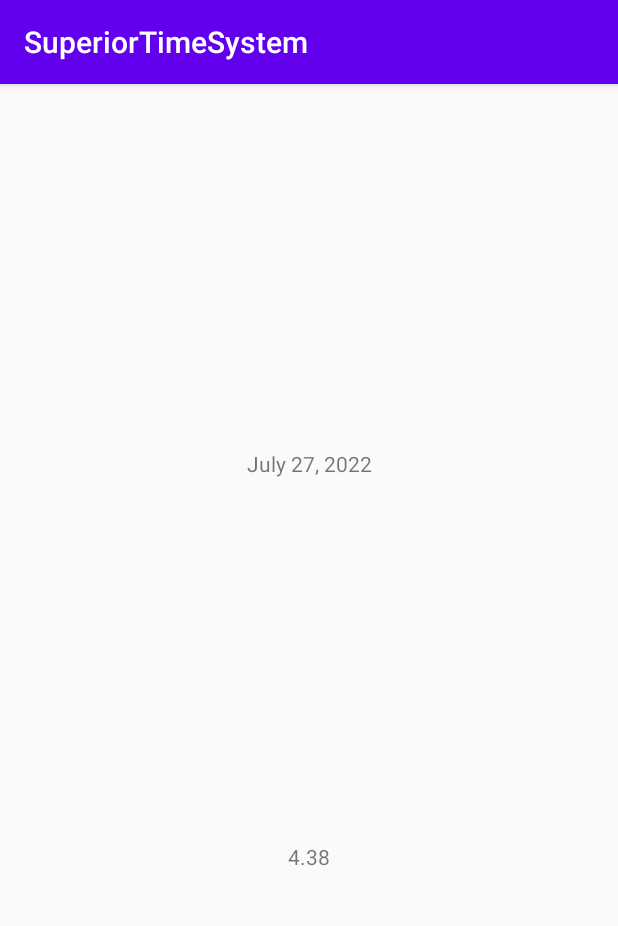
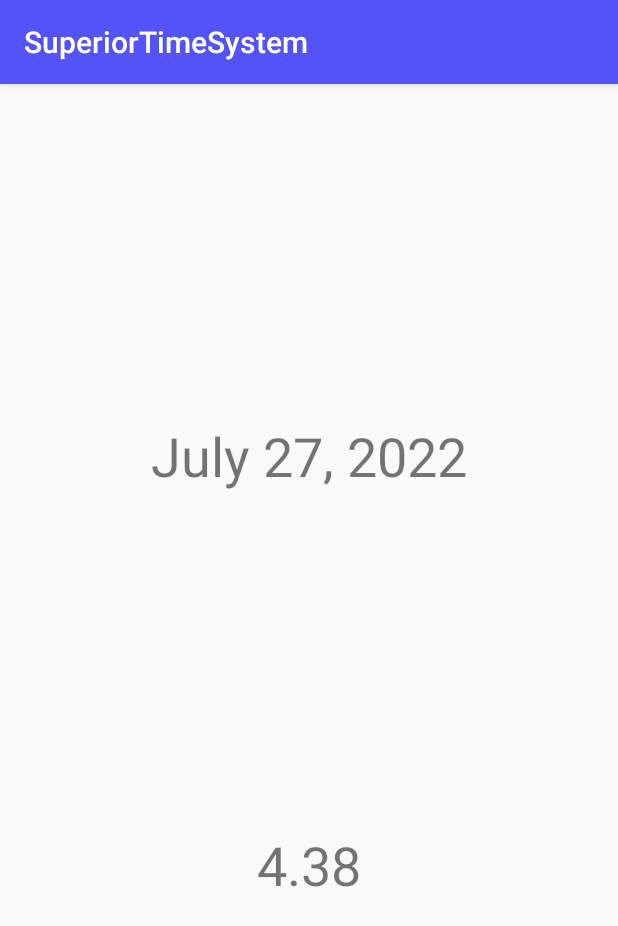
Before and after one commit to vivian-dai/SuperiorTimeSystem, an Android app: the screen it shows after launch (MainActivity), on a phone screen of 412 x 824 dp. Shown: the top 926 px of the screen. Run offline under Robolectric (Android 15) with nearby library versions, the phone set to English and light mode, and no system bars.

Commit message:
theme attempt

```diff
--- a/app/src/main/AndroidManifest.xml
+++ b/app/src/main/AndroidManifest.xml
@@ -19,7 +19,9 @@
                 android:resource="@xml/decimal_time_info" />
         </receiver>
 
-        <activity android:name=".MainActivity">
+        <activity
+            android:name=".MainActivity"
+            android:configChanges="uiMode">
             <intent-filter>
                 <action android:name="android.intent.action.MAIN" />
 
--- a/app/src/main/java/com/example/superiortimesystem/MainActivity.kt
+++ b/app/src/main/java/com/example/superiortimesystem/MainActivity.kt
@@ -1,5 +1,6 @@
 package com.example.superiortimesystem
 
+import android.content.res.Configuration
 import android.os.Bundle
 import android.widget.TextView
 import androidx.appcompat.app.AppCompatActivity
@@ -7,8 +8,8 @@ import com.example.superiortimesystem.datetime.DateTime
 
 class MainActivity : AppCompatActivity() {
     override fun onCreate(savedInstanceState: Bundle?) {
-        super.onCreate(savedInstanceState)
-        setContentView(R.layout.activity_main)
+        super.onCreate(savedInstanceState);
+        setContentView(R.layout.activity_main);
         val dateText: TextView = findViewById(R.id.date) as TextView;
         val timeText: TextView = findViewById(R.id.time) as TextView;
         val updateTime: Thread = object : Thread() {
--- a/app/src/main/res/layout/activity_main.xml
+++ b/app/src/main/res/layout/activity_main.xml
@@ -13,7 +13,8 @@
         app:layout_constraintBottom_toTopOf="@id/time"
         app:layout_constraintLeft_toLeftOf="parent"
         app:layout_constraintRight_toRightOf="parent"
-        app:layout_constraintTop_toTopOf="parent" />
+        app:layout_constraintTop_toTopOf="parent"
+        android:textSize="36dp"/>
     <TextView
         android:layout_width="wrap_content"
         android:layout_height="wrap_content"
@@ -21,7 +22,8 @@
         app:layout_constraintBottom_toBottomOf="parent"
         app:layout_constraintLeft_toLeftOf="parent"
         app:layout_constraintRight_toRightOf="parent"
-        app:layout_constraintTop_toBottomOf="@id/date" />
+        app:layout_constraintTop_toBottomOf="@id/date"
+        android:textSize="36dp"/>
 
 
 </androidx.constraintlayout.widget.ConstraintLayout>
--- /dev/null
+++ b/app/src/main/res/values/attrs.xml
@@ -0,0 +1,5 @@
+<?xml version="1.0" encoding="utf-8"?>
+<resources>
+    <attr name="bkg" format="color"></attr>
+    <attr name="text" format="color"></attr>
+</resources>
--- a/app/src/main/res/values/colors.xml
+++ b/app/src/main/res/values/colors.xml
@@ -1,6 +1,7 @@
 <?xml version="1.0" encoding="utf-8"?>
 <resources>
-    <color name="colorPrimary">#6200EE</color>
-    <color name="colorPrimaryDark">#3700B3</color>
-    <color name="colorAccent">#03DAC5</color>
+    <color name="navyBlue">#180051</color>
+    <color name="blue">#5353F8</color>
+    <color name="pastelBlue">#8BD8FB</color>
+    <color name="grey">#AAA</color>
 </resources>
--- a/app/src/main/res/values/styles.xml
+++ b/app/src/main/res/values/styles.xml
@@ -1,10 +1,21 @@
 <resources>
-    <!-- Base application theme. -->
-    <style name="AppTheme" parent="Theme.AppCompat.Light.DarkActionBar">
-        <!-- Customize your theme here. -->
-        <item name="colorPrimary">@color/colorPrimary</item>
-        <item name="colorPrimaryDark">@color/colorPrimaryDark</item>
-        <item name="colorAccent">@color/colorAccent</item>
+
+    <!-- Theme -->
+    <style name="AppTheme" parent="Theme.AppCompat.DayNight.DarkActionBar">
+        <item name="colorPrimaryDark">@color/navyBlue</item>
+        <item name="colorPrimary">@color/blue</item>
+    </style>
+
+    <!-- Dark theme. -->
+    <style name="AppTheme.Dark" parent="AppTheme">
+        <item name="bkg">@color/navyBlue</item>
+        <item name="text">@color/grey</item>
+
+    </style>
+    <!-- Light theme. -->
+    <style name="AppTheme.Light" parent="AppTheme">
+        <item name="bkg">@color/pastelBlue</item>
+        <item name="text">@color/navyBlue</item>
     </style>
 
 </resources>
```
Also changed, not shown: app/src/main/res/layout/decimal_time.xml (+3 -5 lines).
